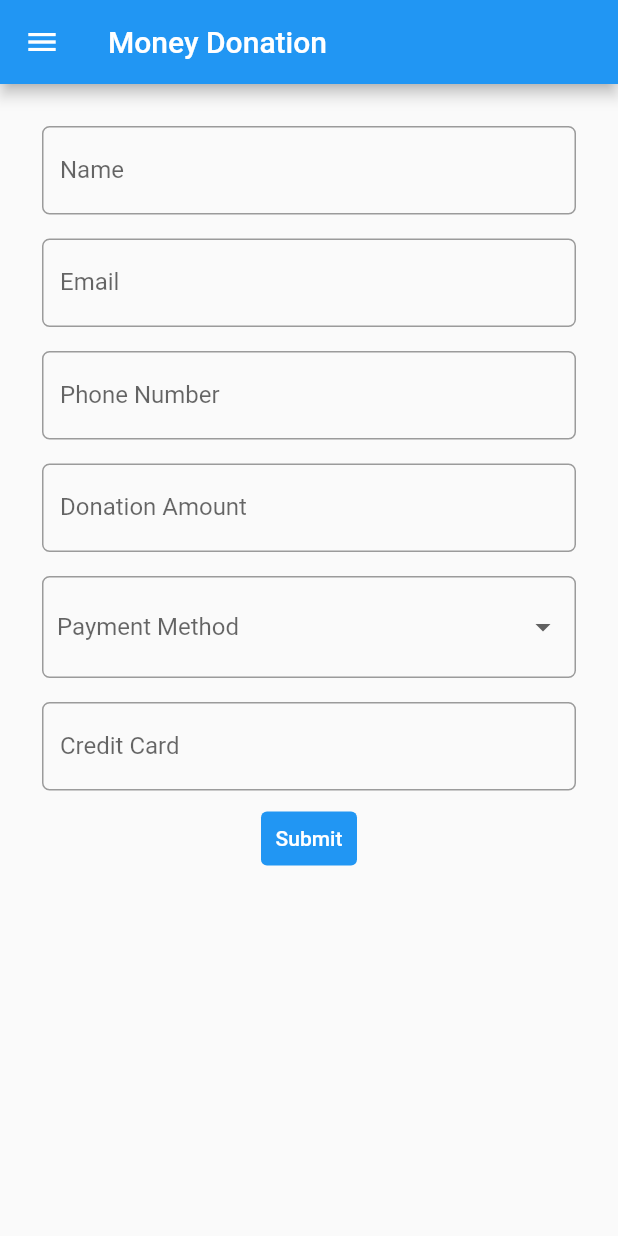
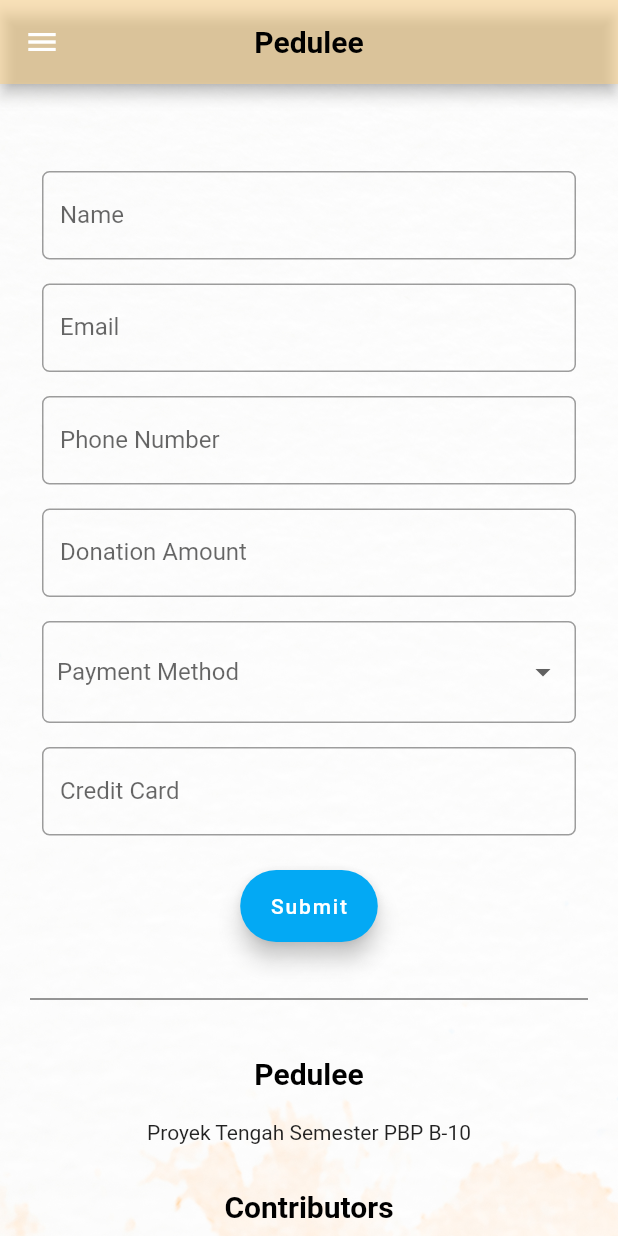
Before and after one commit to pbp-b-10/pedulee-flutter, a Flutter app: the MoneyDonationPage screen opened directly, on a phone screen of 412 x 824 dp. Run offline on Flutter 3.47's test engine with Material 2 defaults, Android fonts, the light colour scheme and no system bars; our stand-ins replace carousel_slider.

Commit message:
Tweaked money donation page. TODO: Page title, Appbar Logo, and separate titleWidget

```diff
--- a/lib/apps/money/pages/money.dart
+++ b/lib/apps/money/pages/money.dart
@@ -1,6 +1,8 @@
 import 'package:flutter/material.dart';
 import 'package:pedulee/widgets/drawer.dart';
 import 'package:pedulee/apps/money/models/money_models.dart';
+import 'package:pedulee/widgets/footer.dart';
+import 'package:pedulee/widgets/appbar.dart';
 
 class MoneyDonationPage extends StatefulWidget {
     const MoneyDonationPage({super.key});
@@ -21,18 +23,25 @@ class _MoneyDonationPageState extends State<MoneyDonationPage> {
     @override
     Widget build(BuildContext context) {
         return Scaffold(
-            appBar: AppBar(
-                title: Text('Money Donation'),
-            ),
+            appBar: appBarWidget(),
             // Menambahkan drawer menu
             drawer: drawerBuild(context),
-            body: Form(
+            body: Container(
+              decoration: const BoxDecoration(
+                image: DecorationImage(
+                  image: AssetImage("assets/bg.jpg"),
+                  fit: BoxFit.cover,
+                ),
+              ),
               key: _formKey,
               child: SingleChildScrollView(
                   child: Container(
                       padding: const EdgeInsets.all(20.0),
                       child: Column(
                       children: [
+                          const SizedBox(
+                            height: 30,
+                          ),
                           Padding(
                               // Menggunakan padding sebesar 8 pixels
                               padding: const EdgeInsets.all(8.0),
@@ -232,23 +241,36 @@ class _MoneyDonationPageState extends State<MoneyDonationPage> {
                                 },
                             ),
                           ),
-                            Align(
-                              alignment: Alignment.bottomCenter,
-                              child: TextButton(
-                                style: ButtonStyle(
-                                  backgroundColor: MaterialStateProperty.all(Colors.blue),
+                          const SizedBox(
+                            height: 15,
                           ),
+                          // Align(
+                          //   alignment: Alignment.bottomCenter,
+                          //   child: TextButton(
+                          //     style: ButtonStyle(
+                          //       backgroundColor: MaterialStateProperty.all(Colors.blue),
+                          //     ),
+                          //     onPressed: () {
+                          //       if (_formKey.currentState!.validate()) {
+                          //         ListMoney.data.add(Money(fullName, email, phoneNumber, amount, paymentMethod, ccNumber));
+                          //       }
+                          //     },
+                          //     child: const Text(
+                          //       "Submit",
+                          //       style: TextStyle(color: Colors.white),
+                          //     ),
+                          //   ),
+                          // ),
+                          FloatingActionButton.extended(
+                            label: Text('Submit'),
+                            backgroundColor: Colors.lightBlue,
                             onPressed: () {
                                 if (_formKey.currentState!.validate()) {
                                   ListMoney.data.add(Money(fullName, email, phoneNumber, amount, paymentMethod, ccNumber));
                                 }
                             },
-                                child: const Text(
-                                  "Submit",
-                                  style: TextStyle(color: Colors.white),
                           ),
-                              ),
-                            )
+                          footerWidget(),
                       ],
                   ),
                   ),
--- a/lib/home_screen.dart
+++ b/lib/home_screen.dart
@@ -5,6 +5,7 @@ import 'package:pedulee/widgets/drawer.dart';
 import 'package:pedulee/widgets/footer.dart';
 import 'package:pedulee/widgets/card.dart';
 import 'package:pedulee/widgets/title.dart';
+import 'package:pedulee/widgets/appbar.dart';
 
 class HomeScreen extends StatelessWidget {
   const HomeScreen({super.key});
@@ -68,14 +69,6 @@ class HomeScreen extends StatelessWidget {
           ],
         ),
       ],
-    );
-  }
-
-  AppBar appBarWidget() {
-    return AppBar(
-      backgroundColor: Colors.orangeAccent.shade100.withOpacity(0.5),
-      title: titleWidget('Pedulee'),
-      centerTitle: true,
     );
   }
 }
--- /dev/null
+++ b/lib/widgets/appbar.dart
@@ -0,0 +1,13 @@
+import 'package:flutter/material.dart';
+import 'package:pedulee/widgets/title.dart';
+
+AppBar appBarWidget() {
+  return AppBar(
+    backgroundColor: Colors.orangeAccent.shade100.withOpacity(0.5),
+    title: titleWidget('Pedulee'),
+    // leading: ImageIcon(
+    //   AssetImage("assets/logo.png"),
+    // ),
+    centerTitle: true,
+  );
+}
--- a/lib/widgets/footer.dart
+++ b/lib/widgets/footer.dart
@@ -30,5 +30,8 @@ Column footerWidget() => Column(
       child: Text(
           'Alvin Widi Nugroho \nDaffa Muhammad Faizan \nGhayda Rafa Hernawan \nMarietha Asnat Nauli Sitompul \nRakhan Yusuf Rivesa'),
     ),
+    const SizedBox(
+      height: 60,
+    ),
   ],
 );
```
Also changed, not shown: assets/logo.png (added). Lines whose indentation alone changed are shown as unchanged.
